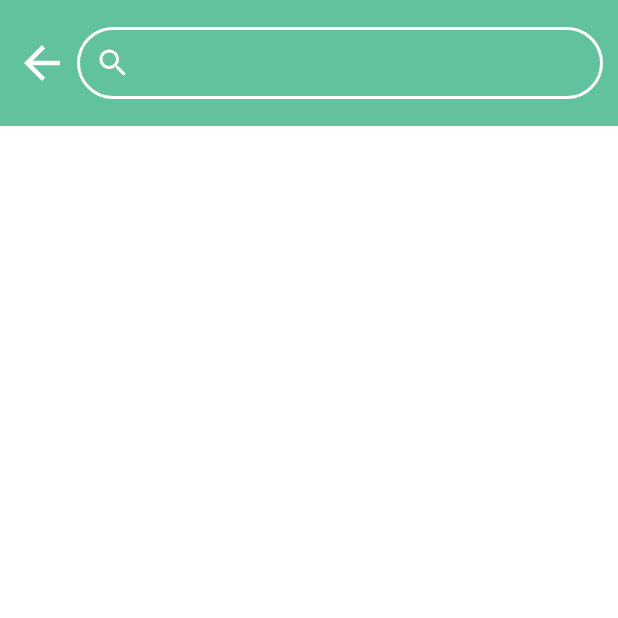
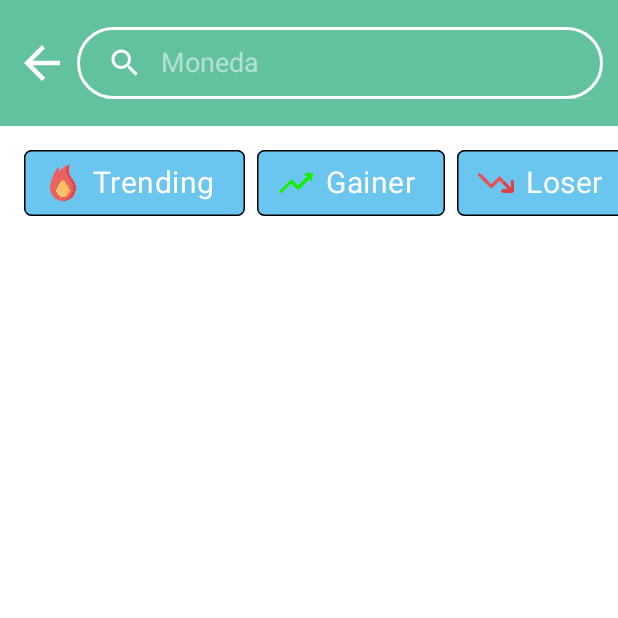
Before and after one commit to xicotet/CryptoList, an Android app: the screen it shows after launch (MainActivity), on a phone screen of 412 x 824 dp, the top half of it. Run offline under Robolectric (Android 15) with nearby library versions, the phone set to English and light mode, and no system bars.

Commit message:
Introducidas algunas chips

```diff
--- a/app/src/main/java/com/example/academy/data/network/CoinApiResponse.java
+++ b/app/src/main/java/com/example/academy/data/network/CoinApiResponse.java
@@ -32,7 +32,6 @@ public class CoinApiResponse {
         public String getId() {
                 return id;
             }
-
             public void setId(String id) {
                 this.id = id;
             }
--- a/app/src/main/res/layout/fragment_search.xml
+++ b/app/src/main/res/layout/fragment_search.xml
@@ -25,7 +25,7 @@
             android:layout_width="36dp"
             android:layout_height="36dp"
             android:backgroundTint="@color/logo_color"
-            android:layout_marginRight="5dp"
+            android:layout_marginEnd="5dp"
             android:contentDescription="@string/volver_atras"
             android:src="@drawable/baseline_arrow_back_24"/>
 
@@ -34,13 +34,76 @@
             android:layout_width="match_parent"
             android:layout_height="match_parent"
             android:layout_marginRight="10dp"
+            android:iconifiedByDefault="false"
             android:closeIcon="@drawable/close"
             android:background="@drawable/searchview_background"
             android:queryHint="Moneda"
             />
     </com.google.android.material.appbar.MaterialToolbar>
 
+    <HorizontalScrollView
+        android:layout_width="wrap_content"
+        android:layout_height="wrap_content"
+        app:layout_constraintStart_toStartOf="parent"
+        app:layout_constraintTop_toBottomOf="@+id/materialToolbar">
 
+        <com.google.android.material.chip.ChipGroup
+            android:id="@+id/chip_group"
+            android:layout_width="wrap_content"
+            android:layout_height="match_parent"
+            android:layout_marginStart="16dp"
+            android:layout_marginTop="8dp">
+
+            <com.google.android.material.chip.Chip
+                android:id="@+id/chip_trending"
+                android:layout_width="wrap_content"
+                android:layout_height="60dp"
+                android:checkable="true"
+                android:text="@string/chip_trending"
+                android:textColor="@color/white"
+                android:textSize="20dp"
+                app:chipBackgroundColor="@color/logo_secondary_color"
+                app:chipCornerRadius="5dp"
+                app:chipEndPadding="14dp"
+                app:chipIcon="@drawable/trending"
+                app:chipStartPadding="14dp"
+                app:chipStrokeColor="@color/black"
+                app:chipStrokeWidth="1dp" />
+
+            <com.google.android.material.chip.Chip
+                android:id="@+id/chip_gainer"
+                android:layout_width="wrap_content"
+                android:layout_height="60dp"
+                android:checkable="true"
+                android:text="Gainer"
+                android:textColor="@color/white"
+                android:textSize="20dp"
+                app:chipBackgroundColor="@color/logo_secondary_color"
+                app:chipCornerRadius="5dp"
+                app:chipEndPadding="14dp"
+                app:chipIcon="@drawable/increase"
+                app:chipStartPadding="14dp"
+                app:chipStrokeColor="@color/black"
+                app:chipStrokeWidth="1dp" />
+
+            <com.google.android.material.chip.Chip
+                android:id="@+id/chip_loser"
+                android:layout_width="wrap_content"
+                android:layout_height="60dp"
+                android:checkable="true"
+                android:text="Loser"
+                android:textColor="@color/white"
+                android:textSize="20dp"
+                app:chipBackgroundColor="@color/logo_secondary_color"
+                app:chipCornerRadius="5dp"
+                app:chipEndPadding="14dp"
+                app:chipIcon="@drawable/decrease"
+                app:chipStartPadding="14dp"
+                app:chipStrokeColor="@color/black"
+                app:chipStrokeWidth="1dp" />
+
+        </com.google.android.material.chip.ChipGroup>
+    </HorizontalScrollView>
 
 
 </androidx.constraintlayout.widget.ConstraintLayout>
--- a/app/src/main/res/values/colors.xml
+++ b/app/src/main/res/values/colors.xml
@@ -9,4 +9,5 @@
     <color name="black">#FF000000</color>
     <color name="white">#FFFFFFFF</color>
     <color name="logo_color">#63C29E</color>
+    <color name="logo_secondary_color">#6AC6EF</color>
 </resources>
--- a/app/src/main/res/values/strings.xml
+++ b/app/src/main/res/values/strings.xml
@@ -100,4 +100,5 @@
     <string name="simbolo_variacion">Simbolo de incremento/decremento</string>
     <string name="fab_description">Boton para añadir una criptomoneda</string>
     <string name="volver_atras">Icono para volver atrás</string>
+    <string name="chip_trending">Trending</string>
 </resources>
--- a/app/src/main/res/values/themes.xml
+++ b/app/src/main/res/values/themes.xml
@@ -9,6 +9,7 @@
         <item name="colorSecondary">@color/teal_200</item>
         <item name="colorSecondaryVariant">@color/teal_700</item>
         <item name="colorOnSecondary">@color/black</item>
+
         <!-- Status bar color. -->
         <item name="android:statusBarColor">?attr/colorPrimaryVariant</item>
         <!-- Customize your theme here. -->
```
Also changed, not shown: app/src/main/res/drawable/trending.png (added).
